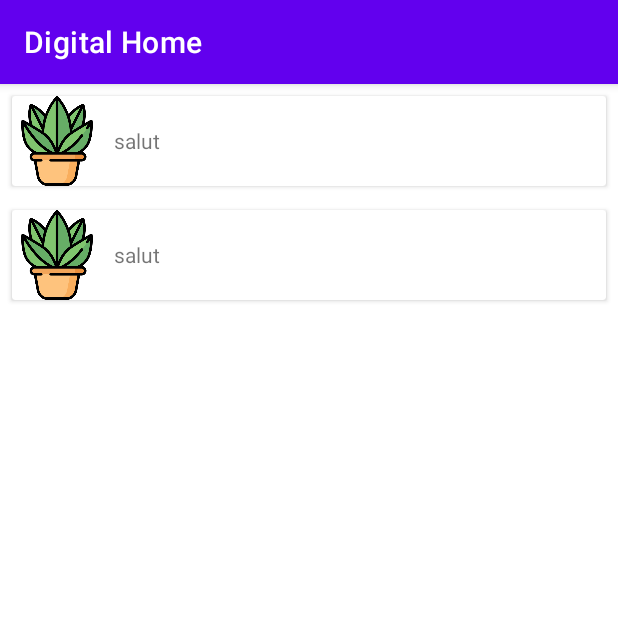
After one commit to DIGITAL-HOME-Team/Application-DH, an Android app: the ListObjectActivity screen opened directly, with no data from a screen before it, on a phone screen of 412 x 824 dp, the top half of it. The commit adds this screen. Run offline under Robolectric (Android 15) with nearby library versions, the phone set to English and light mode, and no system bars.

Commit message:
rajout list
Implémentation des Liste pour les objets
Une seul activité permet de créer 4 pages pour les list

```diff
--- a/app/src/main/AndroidManifest.xml
+++ b/app/src/main/AndroidManifest.xml
@@ -9,6 +9,7 @@
         android:roundIcon="@mipmap/ic_launcher_round"
         android:supportsRtl="true"
         android:theme="@style/Theme.DigitalHome">
+        <activity android:name=".ListObjectActivity" />
         <activity android:name=".HomeActivity">
             <intent-filter>
                 <action android:name="android.intent.action.MAIN" />
--- /dev/null
+++ b/app/src/main/java/fr/epf/min/digitalhome/ListObjectActivity.kt
@@ -0,0 +1,46 @@
+package fr.epf.min.digitalhome
+
+import android.os.Bundle
+import android.util.Log
+import androidx.appcompat.app.AppCompatActivity
+import androidx.recyclerview.widget.LinearLayoutManager
+import fr.epf.min.digitalhome.model.Object
+import fr.epf.min.digitalhome.model.Type
+import kotlinx.android.synthetic.main.activity_object.*
+
+
+class ListObjectActivity  : AppCompatActivity() {
+    override fun onCreate(savedInstanceState: Bundle?) {
+        val intent = intent
+        var type : String = ""
+        if (intent.hasExtra("type")) {
+            type = intent.getStringExtra("type").toString()
+        }
+        Log.d("test","Nom:${type}")
+        val types=(
+        when(type){
+            "HEATER" -> Type.HEATER
+            "WINDOW" -> Type.WINDOW
+            "LIGHT" -> Type.LIGHT
+            "PLANT" -> Type.PLANT
+            else -> Type.PLANT
+        })
+
+        super.onCreate(savedInstanceState)
+        setContentView(R.layout.activity_object)
+
+        list_objects_recyclerview.layoutManager =
+                LinearLayoutManager(
+                        this,
+                        LinearLayoutManager.VERTICAL,
+                        false
+                )
+
+        val `object1` = Object("salut",types)
+        val `object2` = Object("salut",types)
+        val `object` = listOf(`object1`,`object2`)
+
+        list_objects_recyclerview.adapter= ListObjectAdapter(`object`)
+
+    }
+}
--- /dev/null
+++ b/app/src/main/java/fr/epf/min/digitalhome/ListObjectAdapter.kt
@@ -0,0 +1,47 @@
+package fr.epf.min.digitalhome
+
+import android.content.Intent
+import android.view.LayoutInflater
+import android.view.View
+import android.view.ViewGroup
+import androidx.recyclerview.widget.RecyclerView
+import fr.epf.min.digitalhome.model.Object
+import fr.epf.min.digitalhome.model.Type
+import kotlinx.android.synthetic.main.list_object_view.view.*
+
+class ListObjectAdapter(val objects: List<Object>) : RecyclerView.Adapter<ListObjectAdapter.ObjectViewHolder>() {
+    class ObjectViewHolder(val objectView: View) : RecyclerView.ViewHolder(objectView)
+
+    override fun onCreateViewHolder(parent: ViewGroup, viewType: Int): ObjectViewHolder {
+        val layoutInflater : LayoutInflater= LayoutInflater.from(parent.context)
+        val view : View = layoutInflater.inflate(R.layout.list_object_view,parent,false)
+
+        return ObjectViewHolder(view)
+    }
+
+
+
+    override fun onBindViewHolder(holder: ObjectViewHolder, position: Int) {
+        val `object`: Object =objects[position]
+        holder.objectView.object_name_textview.text=
+                "${`object`.name}"
+        holder.objectView.object_imageview.setImageResource(
+                when(`object`.type){
+                    Type.HEATER -> R.drawable.heater
+                    Type.LIGHT -> R.drawable.lightbulb
+                    Type.PLANT -> R.drawable.plant
+                    Type.WINDOW -> R.drawable.window
+                })
+        holder.objectView.setOnClickListener{
+            with(it.context){
+                val intent= Intent(this,DetailsPlantActivity::class.java)
+                intent.putExtra("id",position)
+                startActivity(intent)
+
+            }
+
+        }
+    }
+
+    override fun getItemCount() = objects.size
+}
--- /dev/null
+++ b/app/src/main/java/fr/epf/min/digitalhome/model/Object.kt
@@ -0,0 +1,28 @@
+package fr.epf.min.digitalhome.model
+
+enum class Type{
+
+    LIGHT,WINDOW,PLANT,HEATER
+
+}
+
+
+data class Object(
+        val name:String,
+        val type: Type
+
+){}
+
+
+/**{
+    companion object {
+        fun all() =(1..30).map {
+            Object(
+                    "name${it}",
+                    if(it%2==0) Type.LIGHT else Type.HEATER
+            )
+        }
+
+
+    }
+}**/
--- a/app/src/main/res/layout/activity_home.xml
+++ b/app/src/main/res/layout/activity_home.xml
@@ -51,14 +51,14 @@
                 android:layout_height="match_parent">
 
                 <ImageButton
-                    android:id="@+id/imageButton6"
+                    android:id="@+id/list_window_button"
                     android:layout_height="220dip"
                     android:layout_column="0"
                     android:scaleType="centerInside"
                     android:src="@drawable/window" />
 
                 <ImageButton
-                    android:id="@+id/imageButton7"
+                    android:id="@+id/list_heater_button"
                     android:layout_height="220dip"
                     android:layout_column="1"
                     android:scaleType="centerInside"
@@ -72,7 +72,7 @@
                 android:layout_height="match_parent">
 
                 <ImageButton
-                    android:id="@+id/imageButton8"
+                    android:id="@+id/list_light_button"
                     android:layout_height="220dip"
                     android:layout_column="0"
                     android:scaleType="centerInside"
--- /dev/null
+++ b/app/src/main/res/layout/activity_object.xml
@@ -0,0 +1,15 @@
+<?xml version="1.0" encoding="utf-8"?>
+   <FrameLayout xmlns:android="http://schemas.android.com/apk/res/android"
+    xmlns:app="http://schemas.android.com/apk/res-auto"
+    xmlns:tools="http://schemas.android.com/tools"
+    android:layout_width="match_parent"
+    android:layout_height="match_parent"
+    tools:context=".ListObjectActivity">
+
+    <androidx.recyclerview.widget.RecyclerView
+        android:id="@+id/list_objects_recyclerview"
+        android:layout_width="match_parent"
+        android:layout_height="match_parent"
+        android:text="test"/>
+
+</FrameLayout>
--- /dev/null
+++ b/app/src/main/res/layout/list_object_view.xml
@@ -0,0 +1,30 @@
+<?xml version="1.0" encoding="utf-8"?>
+
+<androidx.cardview.widget.CardView
+    xmlns:android="http://schemas.android.com/apk/res/android"
+    xmlns:tools="http://schemas.android.com/tools"
+    android:layout_width="match_parent"
+    android:layout_height="wrap_content"
+    android:layout_margin="8dp"
+    android:gravity="center_vertical">
+
+    <LinearLayout
+        android:orientation="horizontal"
+        android:layout_width="match_parent"
+        android:layout_height="match_parent">
+        <ImageView
+            tools:src="@drawable/plant"
+            android:id ="@+id/object_imageview"
+            android:layout_width="60dp"
+            android:layout_height="60dp"/>
+        <TextView
+            android:id="@+id/object_name_textview"
+            tools:text="Prenom Nom"
+            android:layout_margin="8dp"
+            android:layout_gravity="center_vertical"
+            android:layout_width="wrap_content"
+            android:layout_height="wrap_content"
+            />
+
+    </LinearLayout>
+</androidx.cardview.widget.CardView>
```
Also changed, not shown: app/src/main/java/fr/epf/min/digitalhome/DetailsPlantActivity.kt (added, +13 -0 lines), app/src/main/java/fr/epf/min/digitalhome/HomeActivity.kt (+23 -2 lines), app/src/main/java/fr/epf/min/digitalhome/ListPlantActivity.kt (deleted, +0 -7 lines), app/src/main/res/layout/activity_details_plant.xml (added, +15 -0 lines).
